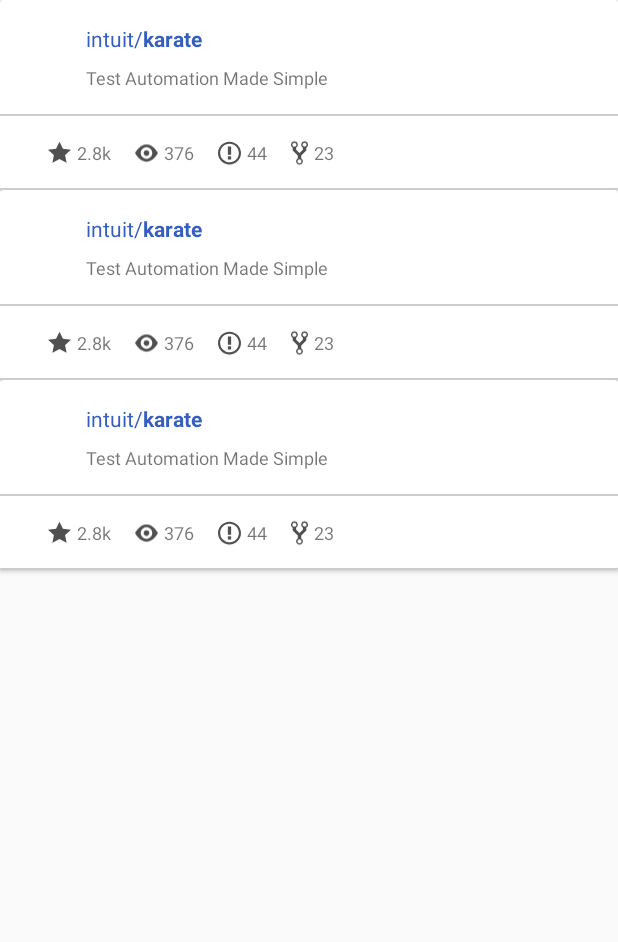
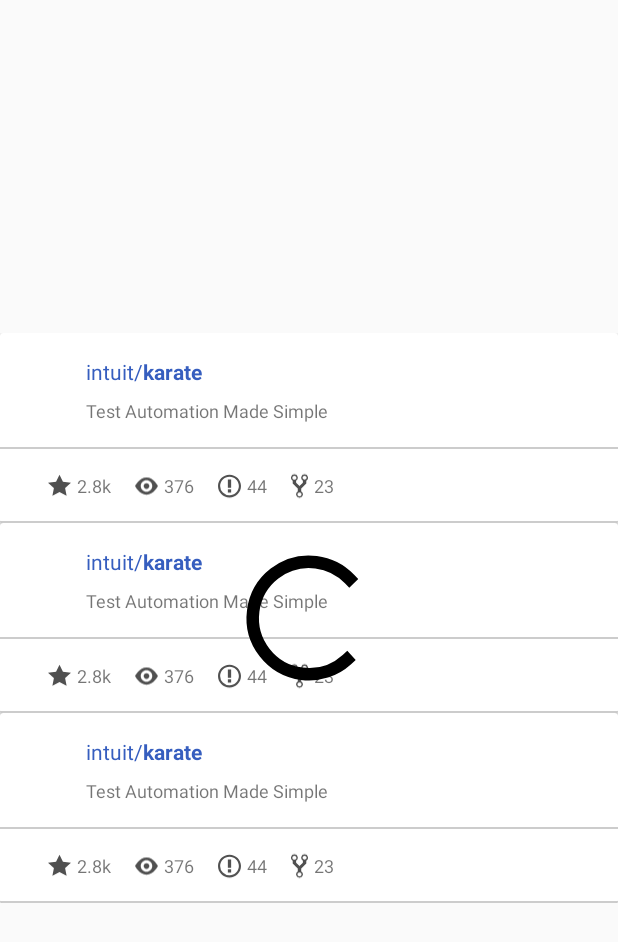
Before and after one commit to august-gruneisen/GitHub-Repo-Browser, an Android app: the layout fragment_repos.xml on its own in the app's theme, with its tools: preview values and no code run, on a phone screen of 412 x 824 dp. Shown: the top 942 px of the screen. Run offline under Robolectric (Android 15) with nearby library versions, the phone set to English and light mode, and no system bars.

Commit message:
Show progress spinner during network calls

```diff
--- a/app/src/main/res/layout/fragment_repos.xml
+++ b/app/src/main/res/layout/fragment_repos.xml
@@ -1,16 +1,47 @@
 <?xml version="1.0" encoding="utf-8"?>
-<FrameLayout xmlns:android="http://schemas.android.com/apk/res/android"
-    xmlns:tools="http://schemas.android.com/tools"
-    android:layout_width="match_parent"
-    android:layout_height="match_parent"
-    tools:context=".ReposFragment">
+<layout xmlns:android="http://schemas.android.com/apk/res/android"
+    xmlns:app="http://schemas.android.com/apk/res-auto"
+    xmlns:tools="http://schemas.android.com/tools">
 
-    <androidx.recyclerview.widget.RecyclerView
-        android:id="@+id/repos_recyclerview"
+    <data>
+
+        <import type="android.view.View" />
+
+        <variable
+            name="viewModel"
+            type="com.augustg.githubrepobrowser.GitHubViewModel" />
+    </data>
+
+    <androidx.constraintlayout.widget.ConstraintLayout
         android:layout_width="match_parent"
         android:layout_height="match_parent"
-        tools:listitem="@layout/repo_card" >
+        tools:context=".ReposFragment">
 
-    </androidx.recyclerview.widget.RecyclerView>
+        <androidx.recyclerview.widget.RecyclerView
+            android:id="@+id/repos_recyclerview"
+            android:layout_width="0dp"
+            android:layout_height="wrap_content"
+            app:layout_constraintBottom_toBottomOf="parent"
+            app:layout_constraintEnd_toEndOf="parent"
+            app:layout_constraintStart_toStartOf="parent"
+            app:layout_constraintTop_toTopOf="parent"
+            tools:listitem="@layout/repo_card">
 
-</FrameLayout>
+        </androidx.recyclerview.widget.RecyclerView>
+
+        <ProgressBar
+            android:id="@+id/progress_bar"
+            style="@style/Widget.AppCompat.ProgressBar"
+            android:layout_width="100dp"
+            android:layout_height="100dp"
+            android:indeterminate="true"
+            android:indeterminateTint="@color/colorPrimaryDark"
+            android:visibility="@{viewModel.inProgress ? View.VISIBLE : View.GONE}"
+            app:layout_constraintBottom_toBottomOf="parent"
+            app:layout_constraintEnd_toEndOf="parent"
+            app:layout_constraintStart_toStartOf="parent"
+            app:layout_constraintTop_toTopOf="parent"
+            tools:visibility="visible" />
+
+    </androidx.constraintlayout.widget.ConstraintLayout>
+</layout>
```
Also changed, not shown: app/src/main/java/com/augustg/githubrepobrowser/GitHubViewModel.kt (+14 -1 lines), app/src/main/java/com/augustg/githubrepobrowser/IssuesFragment.kt (+6 -1 lines), app/src/main/java/com/augustg/githubrepobrowser/ReposFragment.kt (+6 -1 lines), app/src/main/res/layout/fragment_issues.xml (+34 -7 lines).
